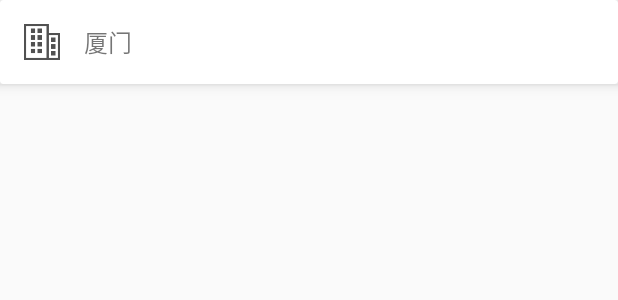
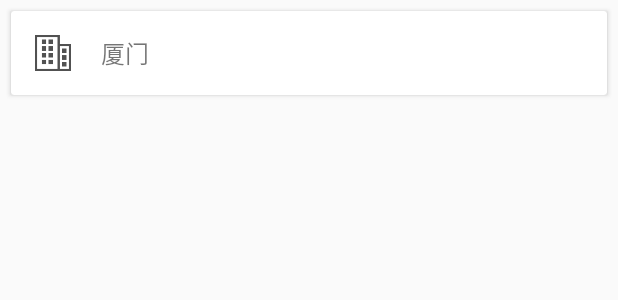
Before and after one commit to linchupeng/YourWeather, an Android app: the layout item_city.xml on its own in the app's theme, with its tools: preview values and no code run, on a phone screen of 412 x 824 dp. Shown: the top 300 px of the screen. Run offline under Robolectric (Android 15) with nearby library versions, the phone set to English and light mode, and no system bars.

Commit message:
加入NavigationView和Toolbar,列表用CardView显示

```diff
--- a/app/src/main/res/layout/item_city.xml
+++ b/app/src/main/res/layout/item_city.xml
@@ -3,9 +3,10 @@
     xmlns:tools="http://schemas.android.com/tools"
     android:layout_width="match_parent"
     android:layout_height="wrap_content"
+    android:layout_margin="@dimen/cardview_margin"
     xmlns:care_view="http://schemas.android.com/apk/res-auto"
 
-    care_view:cardElevation="5dp"
+    care_view:cardElevation="2dp"
     care_view:cardCornerRadius="2dp"
     android:clickable="true"
     android:id="@+id/cardView">
@@ -25,6 +26,6 @@
             android:layout_height="wrap_content"
             tools:text="厦门"
             android:textSize="16sp"
-            android:layout_marginStart="16dp"/>
+            android:layout_marginStart="20dp"/>
     </LinearLayout>
 </android.support.v7.widget.CardView>
--- a/app/src/main/res/values/dimens.xml
+++ b/app/src/main/res/values/dimens.xml
@@ -2,4 +2,5 @@
     <!-- Default screen margins, per the Android Design guidelines. -->
     <dimen name="activity_horizontal_margin">16dp</dimen>
     <dimen name="activity_vertical_margin">16dp</dimen>
+    <dimen name="cardview_margin">7dp</dimen>
 </resources>
```
